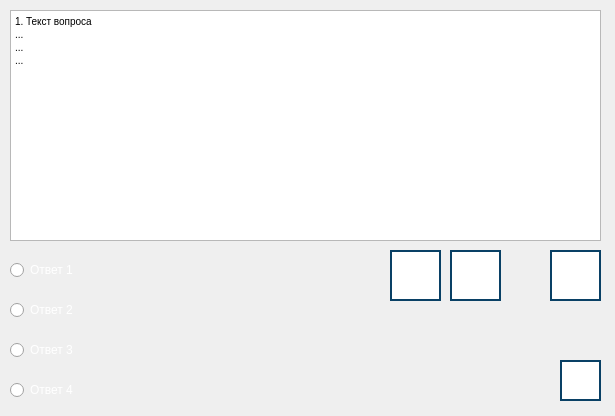
Before: the Qt Designer form testwindow.ui in RCh-stack/ray-tracing-alpha-1.3, drawn with Qt 5.
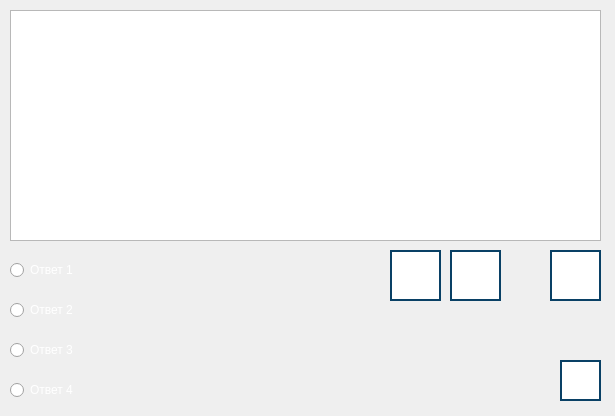
After: the same form once the commit is applied. Icons and pictures are not drawn.

The edit to the form file:
```diff
--- a/testwindow.ui
+++ b/testwindow.ui
@@ -32,10 +32,7 @@
 &lt;html&gt;&lt;head&gt;&lt;meta name=&quot;qrichtext&quot; content=&quot;1&quot; /&gt;&lt;style type=&quot;text/css&quot;&gt;
 p, li { white-space: pre-wrap; }
 &lt;/style&gt;&lt;/head&gt;&lt;body style=&quot; font-family:'MS Shell Dlg 2'; font-size:9pt; font-weight:400; font-style:normal;&quot;&gt;
-&lt;p style=&quot; margin-top:0px; margin-bottom:0px; margin-left:0px; margin-right:0px; -qt-block-indent:0; text-indent:0px;&quot;&gt;&lt;span style=&quot; font-size:7.8pt;&quot;&gt;1. Текст вопроса&lt;/span&gt;&lt;/p&gt;
-&lt;p style=&quot; margin-top:0px; margin-bottom:0px; margin-left:0px; margin-right:0px; -qt-block-indent:0; text-indent:0px;&quot;&gt;&lt;span style=&quot; font-size:7.8pt;&quot;&gt;...&lt;/span&gt;&lt;/p&gt;
-&lt;p style=&quot; margin-top:0px; margin-bottom:0px; margin-left:0px; margin-right:0px; -qt-block-indent:0; text-indent:0px;&quot;&gt;&lt;span style=&quot; font-size:7.8pt;&quot;&gt;...&lt;/span&gt;&lt;/p&gt;
-&lt;p style=&quot; margin-top:0px; margin-bottom:0px; margin-left:0px; margin-right:0px; -qt-block-indent:0; text-indent:0px;&quot;&gt;&lt;span style=&quot; font-size:7.8pt;&quot;&gt;...&lt;/span&gt;&lt;/p&gt;&lt;/body&gt;&lt;/html&gt;</string>
+&lt;p style=&quot;-qt-paragraph-type:empty; margin-top:0px; margin-bottom:0px; margin-left:0px; margin-right:0px; -qt-block-indent:0; text-indent:0px;&quot;&gt;&lt;br /&gt;&lt;/p&gt;&lt;/body&gt;&lt;/html&gt;</string>
    </property>
   </widget>
   <widget class="QRadioButton" name="radioButton">
@@ -43,7 +40,7 @@
     <rect>
      <x>10</x>
      <y>260</y>
-     <width>95</width>
+     <width>351</width>
      <height>20</height>
     </rect>
    </property>
@@ -64,7 +61,7 @@
     <rect>
      <x>10</x>
      <y>300</y>
-     <width>95</width>
+     <width>351</width>
      <height>20</height>
     </rect>
    </property>
@@ -85,7 +82,7 @@
     <rect>
      <x>10</x>
      <y>340</y>
-     <width>95</width>
+     <width>351</width>
      <height>20</height>
     </rect>
    </property>
@@ -106,7 +103,7 @@
     <rect>
      <x>10</x>
      <y>380</y>
-     <width>95</width>
+     <width>351</width>
      <height>20</height>
     </rect>
    </property>
```
Left out of the diff: 34 changed lines with no effect on the pictures.
